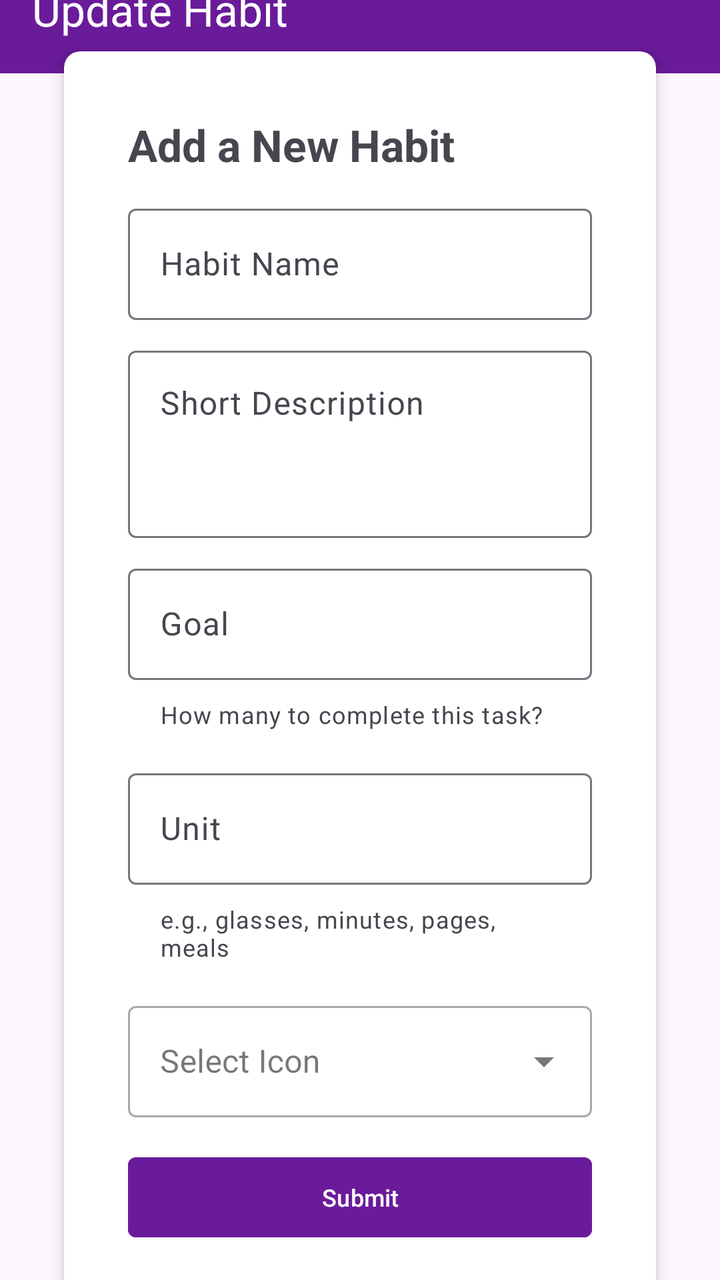
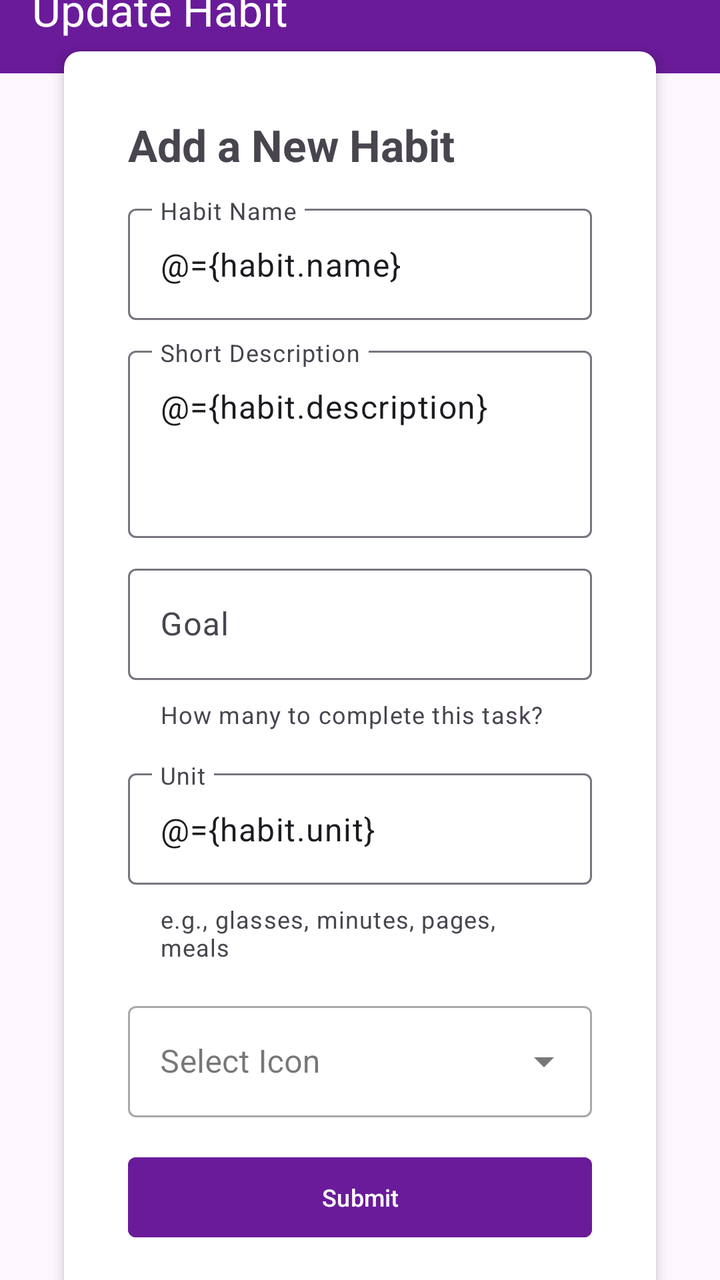

Two renders of the same Android screen: before a commit and after it. Below are the layout's source before the change and the commit's diff.
<!-- AndroidManifest.xml: application theme Theme.HabitTrackerLeonida -->
<!-- res/layout/fragment_edit_habit.xml -->
<?xml version="1.0" encoding="utf-8"?>
<FrameLayout xmlns:android="http://schemas.android.com/apk/res/android"
    xmlns:app="http://schemas.android.com/apk/res-auto"
    xmlns:tools="http://schemas.android.com/tools"
    android:layout_width="match_parent"
    android:layout_height="match_parent"
    tools:context=".view.EditHabitFragment">

    <androidx.constraintlayout.widget.ConstraintLayout
        android:layout_width="match_parent"
        android:layout_height="match_parent">

        <com.google.android.material.appbar.MaterialToolbar
            android:id="@+id/materialToolbar"
            android:layout_width="0dp"
            android:layout_height="wrap_content"
            android:layout_marginBottom="16dp"
            android:background="#6A1B9A"
            android:minHeight="?attr/actionBarSize"
            android:theme="?attr/actionBarTheme"
            app:layout_constraintBottom_toTopOf="@+id/cardView"
            app:layout_constraintEnd_toEndOf="parent"
            app:layout_constraintStart_toStartOf="parent"
            app:layout_constraintTop_toTopOf="parent"
            app:title="Update Habit"
            app:titleTextColor="#FFFFFF" />

        <androidx.cardview.widget.CardView
            android:id="@+id/cardView"
            android:layout_width="0dp"
            android:layout_height="wrap_content"
            android:layout_marginStart="32dp"
            android:layout_marginTop="40dp"
            android:layout_marginEnd="32dp"
            app:cardCornerRadius="8dp"
            app:cardElevation="4dp"
            app:layout_constraintBottom_toBottomOf="parent"
            app:layout_constraintEnd_toEndOf="parent"
            app:layout_constraintStart_toStartOf="parent"
            app:layout_constraintTop_toTopOf="parent"
            app:layout_constraintVertical_bias="0.5"
            app:layout_marginBaseline="24dp">

            <LinearLayout
                android:layout_width="match_parent"
                android:layout_height="wrap_content"
                android:orientation="vertical"
                android:padding="32dp">

                <TextView
                    android:id="@+id/txtNewHabbit"
                    android:layout_width="wrap_content"
                    android:layout_height="wrap_content"
                    android:layout_marginBottom="12dp"
                    android:text="Add a New Habit"
                    android:textSize="22sp"
                    android:textStyle="bold" />

                <com.google.android.material.textfield.TextInputLayout
                    android:layout_width="match_parent"
                    android:layout_height="wrap_content">

                    <com.google.android.material.textfield.TextInputEditText
                        android:id="@+id/txtInputName"
                        android:layout_width="match_parent"
                        android:layout_height="wrap_content"
                        android:layout_marginBottom="10dp"
                        android:hint="Habit Name" />
                </com.google.android.material.textfield.TextInputLayout>

                <com.google.android.material.textfield.TextInputLayout
                    android:layout_width="match_parent"
                    android:layout_height="wrap_content">

                    <com.google.android.material.textfield.TextInputEditText
                        android:id="@+id/txtDescription"
                        android:layout_width="match_parent"
                        android:layout_height="wrap_content"
                        android:layout_marginBottom="10dp"
                        android:gravity="top"
                        android:hint="Short Description"
                        android:minLines="3" />
                </com.google.android.material.textfield.TextInputLayout>

                <com.google.android.material.textfield.TextInputLayout
                    android:layout_width="match_parent"
                    android:layout_height="wrap_content"
                    app:helperText="How many to complete this task?">

                    <com.google.android.material.textfield.TextInputEditText
                        android:id="@+id/txtGoal"
                        android:layout_width="match_parent"
                        android:layout_height="wrap_content"
                        android:layout_marginBottom="5dp"
                        android:hint="Goal" />
                </com.google.android.material.textfield.TextInputLayout>

                <com.google.android.material.textfield.TextInputLayout
                    android:layout_width="match_parent"
                    android:layout_height="match_parent"
                    android:layout_marginTop="16dp"
                    app:helperText="e.g., glasses, minutes, pages, meals">

                    <com.google.android.material.textfield.TextInputEditText
                        android:id="@+id/txtUnit"
                        android:layout_width="match_parent"
                        android:layout_height="wrap_content"
                        android:layout_marginBottom="5dp"
                        android:hint="Unit" />
                </com.google.android.material.textfield.TextInputLayout>

                <com.google.android.material.textfield.TextInputLayout
                    style="@style/Widget.MaterialComponents.TextInputLayout.OutlinedBox.ExposedDropdownMenu"
                    android:layout_width="match_parent"
                    android:layout_height="wrap_content"
                    android:layout_marginTop="16dp"
                    android:layout_marginBottom="16dp"
                    android:hint="Select Icon">

                    <AutoCompleteTextView
                        android:id="@+id/dropdownIcon"
                        android:layout_width="match_parent"
                        android:layout_height="wrap_content"
                        android:inputType="none" />
                </com.google.android.material.textfield.TextInputLayout>

                <Button
                    android:id="@+id/btnCreate"
                    android:layout_width="match_parent"
                    android:layout_height="wrap_content"
                    android:backgroundTint="#6A1B9A"
                    android:text="Submit"
                    android:textColor="#FFFFFF"
                    android:textSize="12sp"
                    app:cornerRadius="4dp" />

            </LinearLayout>

        </androidx.cardview.widget.CardView>

    </androidx.constraintlayout.widget.ConstraintLayout>
</FrameLayout>
<!-- resources referenced by this layout -->
<resources>
  <style name="Theme.HabitTrackerLeonida" parent="Base.Theme.HabitTrackerLeonida" />
  <style name="Base.Theme.HabitTrackerLeonida" parent="Theme.Material3.DayNight.NoActionBar">
          
          
      </style>
</resources>

<!-- the commit's change to res/layout/fragment_edit_habit.xml (unified diff, before → after) -->
@@ -1,142 +1,159 @@
 <?xml version="1.0" encoding="utf-8"?>
-<FrameLayout xmlns:android="http://schemas.android.com/apk/res/android"
+<layout xmlns:android="http://schemas.android.com/apk/res/android"
     xmlns:app="http://schemas.android.com/apk/res-auto"
-    xmlns:tools="http://schemas.android.com/tools"
-    android:layout_width="match_parent"
-    android:layout_height="match_parent"
-    tools:context=".view.EditHabitFragment">
+    xmlns:tools="http://schemas.android.com/tools">
 
-    <androidx.constraintlayout.widget.ConstraintLayout
+    <data>
+        <variable
+            name="habit"
+            type="com.ubaya.habittrackerleonida.model.Habit" />
+        <variable
+            name="listener"
+            type="com.ubaya.habittrackerleonida.view.EditHabitListener" />
+    </data>
+    <FrameLayout
         android:layout_width="match_parent"
-        android:layout_height="match_parent">
+        android:layout_height="match_parent"
+        tools:context=".view.EditHabitFragment">
 
-        <com.google.android.material.appbar.MaterialToolbar
-            android:id="@+id/materialToolbar"
-            android:layout_width="0dp"
-            android:layout_height="wrap_content"
-            android:layout_marginBottom="16dp"
-            android:background="#6A1B9A"
-            android:minHeight="?attr/actionBarSize"
-            android:theme="?attr/actionBarTheme"
-            app:layout_constraintBottom_toTopOf="@+id/cardView"
-            app:layout_constraintEnd_toEndOf="parent"
-            app:layout_constraintStart_toStartOf="parent"
-            app:layout_constraintTop_toTopOf="parent"
-            app:title="Update Habit"
-            app:titleTextColor="#FFFFFF" />
+        <androidx.constraintlayout.widget.ConstraintLayout
+            android:layout_width="match_parent"
+            android:layout_height="match_parent">
 
-        <androidx.cardview.widget.CardView
-            android:id="@+id/cardView"
-            android:layout_width="0dp"
-            android:layout_height="wrap_content"
-            android:layout_marginStart="32dp"
-            android:layout_marginTop="40dp"
-            android:layout_marginEnd="32dp"
-            app:cardCornerRadius="8dp"
-            app:cardElevation="4dp"
-            app:layout_constraintBottom_toBottomOf="parent"
-            app:layout_constraintEnd_toEndOf="parent"
-            app:layout_constraintStart_toStartOf="parent"
-            app:layout_constraintTop_toTopOf="parent"
-            app:layout_constraintVertical_bias="0.5"
-            app:layout_marginBaseline="24dp">
+            <com.google.android.material.appbar.MaterialToolbar
+                android:id="@+id/materialToolbar"
+                android:layout_width="0dp"
+                android:layout_height="wrap_content"
+                android:layout_marginBottom="16dp"
+                android:background="#6A1B9A"
+                android:minHeight="?attr/actionBarSize"
+                android:theme="?attr/actionBarTheme"
+                app:layout_constraintBottom_toTopOf="@+id/cardView"
+                app:layout_constraintEnd_toEndOf="parent"
+                app:layout_constraintStart_toStartOf="parent"
+                app:layout_constraintTop_toTopOf="parent"
+                app:title="Update Habit"
+                app:titleTextColor="#FFFFFF" />
 
-            <LinearLayout
-                android:layout_width="match_parent"
+            <androidx.cardview.widget.CardView
+                android:id="@+id/cardView"
+                android:layout_width="0dp"
                 android:layout_height="wrap_content"
-                android:orientation="vertical"
-                android:padding="32dp">
+                android:layout_marginStart="32dp"
+                android:layout_marginTop="40dp"
+                android:layout_marginEnd="32dp"
+                app:cardCornerRadius="8dp"
+                app:cardElevation="4dp"
+                app:layout_constraintBottom_toBottomOf="parent"
+                app:layout_constraintEnd_toEndOf="parent"
+                app:layout_constraintStart_toStartOf="parent"
+                app:layout_constraintTop_toTopOf="parent"
+                app:layout_constraintVertical_bias="0.5">
 
-                <TextView
-                    android:id="@+id/txtNewHabbit"
-                    android:layout_width="wrap_content"
+                <LinearLayout
+                    android:layout_width="match_parent"
                     android:layout_height="wrap_content"
-                    android:layout_marginBottom="12dp"
-                    android:text="Add a New Habit"
-                    android:textSize="22sp"
-                    android:textStyle="bold" />
+                    android:orientation="vertical"
+                    android:padding="32dp">
 
-                <com.google.android.material.textfield.TextInputLayout
-                    android:layout_width="match_parent"
-                    android:layout_height="wrap_content">
+                    <TextView
+                        android:id="@+id/txtNewHabbit"
+                        android:layout_width="wrap_content"
+                        android:layout_height="wrap_content"
+                        android:layout_marginBottom="12dp"
+                        android:text="Add a New Habit"
+                        android:textSize="22sp"
+                        android:textStyle="bold" />
 
-                    <com.google.android.material.textfield.TextInputEditText
-                        android:id="@+id/txtInputName"
+                    <com.google.android.material.textfield.TextInputLayout
+                        android:layout_width="match_parent"
+                        android:layout_height="wrap_content">
+
+                        <com.google.android.material.textfield.TextInputEditText
+                            android:id="@+id/txtInputName"
+                            android:layout_width="match_parent"
+                            android:layout_height="wrap_content"
+                            android:layout_marginBottom="10dp"
+                            android:hint="Habit Name"
+                            android:text="@={habit.name}" />
+
+                    </com.google.android.material.textfield.TextInputLayout>
+
+                    <com.google.android.material.textfield.TextInputLayout
+                        android:layout_width="match_parent"
+                        android:layout_height="wrap_content">
+
+                        <com.google.android.material.textfield.TextInputEditText
+                            android:id="@+id/txtDescription"
+                            android:layout_width="match_parent"
+                            android:layout_height="wrap_content"
+                            android:layout_marginBottom="10dp"
+                            android:gravity="top"
+                            android:hint="Short Description"
+                            android:minLines="3"
+                            android:text="@={habit.description}" />
+
+                    </com.google.android.material.textfield.TextInputLayout>
+
+                    <com.google.android.material.textfield.TextInputLayout
                         android:layout_width="match_parent"
                         android:layout_height="wrap_content"
-                        android:layout_marginBottom="10dp"
-                        android:hint="Habit Name" />
-                </com.google.android.material.textfield.TextInputLayout>
+                        app:helperText="How many to complete this task?">
 
-                <com.google.android.material.textfield.TextInputLayout
-                    android:layout_width="match_parent"
-                    android:layout_height="wrap_content">
+                        <com.google.android.material.textfield.TextInputEditText
+                            android:id="@+id/txtGoal"
+                            android:layout_width="match_parent"
+                            android:layout_height="wrap_content"
+                            android:layout_marginBottom="5dp"
+                            android:hint="Goal"
+                            android:inputType="number" />
 
-                    <com.google.android.material.textfield.TextInputEditText
-                        android:id="@+id/txtDescription"
+                    </com.google.android.material.textfield.TextInputLayout>
+
+                    <com.google.android.material.textfield.TextInputLayout
                         android:layout_width="match_parent"
                         android:layout_height="wrap_content"
-                        android:layout_marginBottom="10dp"
-                        android:gravity="top"
-                        android:hint="Short Description"
-                        android:minLines="3" />
-                </com.google.android.material.textfield.TextInputLayout>
+                        android:layout_marginTop="16dp"
+                        app:helperText="e.g., glasses, minutes, pages, meals">
 
-                <com.google.android.material.textfield.TextInputLayout
-                    android:layout_width="match_parent"
-                    android:layout_height="wrap_content"
-                    app:helperText="How many to complete this task?">
+                        <com.google.android.material.textfield.TextInputEditText
+                            android:id="@+id/txtUnit"
+                            android:layout_width="match_parent"
+                            android:layout_height="wrap_content"
+                            android:layout_marginBottom="5dp"
+                            android:hint="Unit"
+                            android:text="@={habit.unit}" />
 
-                    <com.google.android.material.textfield.TextInputEditText
-                        android:id="@+id/txtGoal"
+                    </com.google.android.material.textfield.TextInputLayout>
+
+                    <com.google.android.material.textfield.TextInputLayout
+                        style="@style/Widget.MaterialComponents.TextInputLayout.OutlinedBox.ExposedDropdownMenu"
                         android:layout_width="match_parent"
                         android:layout_height="wrap_content"
-                        android:layout_marginBottom="5dp"
-                        android:hint="Goal" />
-                </com.google.android.material.textfield.TextInputLayout>
+                        android:layout_marginTop="16dp"
+                        android:layout_marginBottom="16dp"
+                        android:hint="Select Icon">
 
-                <com.google.android.material.textfield.TextInputLayout
-                    android:layout_width="match_parent"
-                    android:layout_height="match_parent"
-                    android:layout_marginTop="16dp"
-                    app:helperText="e.g., glasses, minutes, pages, meals">
+                        <AutoCompleteTextView
+                            android:id="@+id/dropdownIcon"
+                            android:layout_width="match_parent"
+                            android:layout_height="wrap_content"
+                            android:inputType="none" />
 
-                    <com.google.android.material.textfield.TextInputEditText
-                        android:id="@+id/txtUnit"
+                    </com.google.android.material.textfield.TextInputLayout>
+
+                    <Button
+                        android:id="@+id/btnCreate"
                         android:layout_width="match_parent"
                         android:layout_height="wrap_content"
-                        android:layout_marginBottom="5dp"
-                        android:hint="Unit" />
-                </com.google.android.material.textfield.TextInputLayout>
-
-                <com.google.android.material.textfield.TextInputLayout
-                    style="@style/Widget.MaterialComponents.TextInputLayout.OutlinedBox.ExposedDropdownMenu"
-                    android:layout_width="match_parent"
-                    android:layout_height="wrap_content"
-                    android:layout_marginTop="16dp"
-                    android:layout_marginBottom="16dp"
-                    android:hint="Select Icon">
-
-                    <AutoCompleteTextView
-                        android:id="@+id/dropdownIcon"
-                        android:layout_width="match_parent"
-                        android:layout_height="wrap_content"
-                        android:inputType="none" />
-                </com.google.android.material.textfield.TextInputLayout>
-
-                <Button
-                    android:id="@+id/btnCreate"
-                    android:layout_width="match_parent"
-                    android:layout_height="wrap_content"
-                    android:backgroundTint="#6A1B9A"
-                    android:text="Submit"
-                    android:textColor="#FFFFFF"
-                    android:textSize="12sp"
-                    app:cornerRadius="4dp" />
-
-            </LinearLayout>
-
-        </androidx.cardview.widget.CardView>
-
-    </androidx.constraintlayout.widget.ConstraintLayout>
-</FrameLayout>
+                        android:backgroundTint="#6A1B9A"
+                        android:text="Submit"
+                        android:textColor="#FFFFFF"
+                        android:textSize="12sp"
+                        android:onClick="@{listener::onClick}"
+                        app:cornerRadius="4dp" />
+                </LinearLayout>
+            </androidx.cardview.widget.CardView>
+        </androidx.constraintlayout.widget.ConstraintLayout>
+    </FrameLayout>
+</layout>
